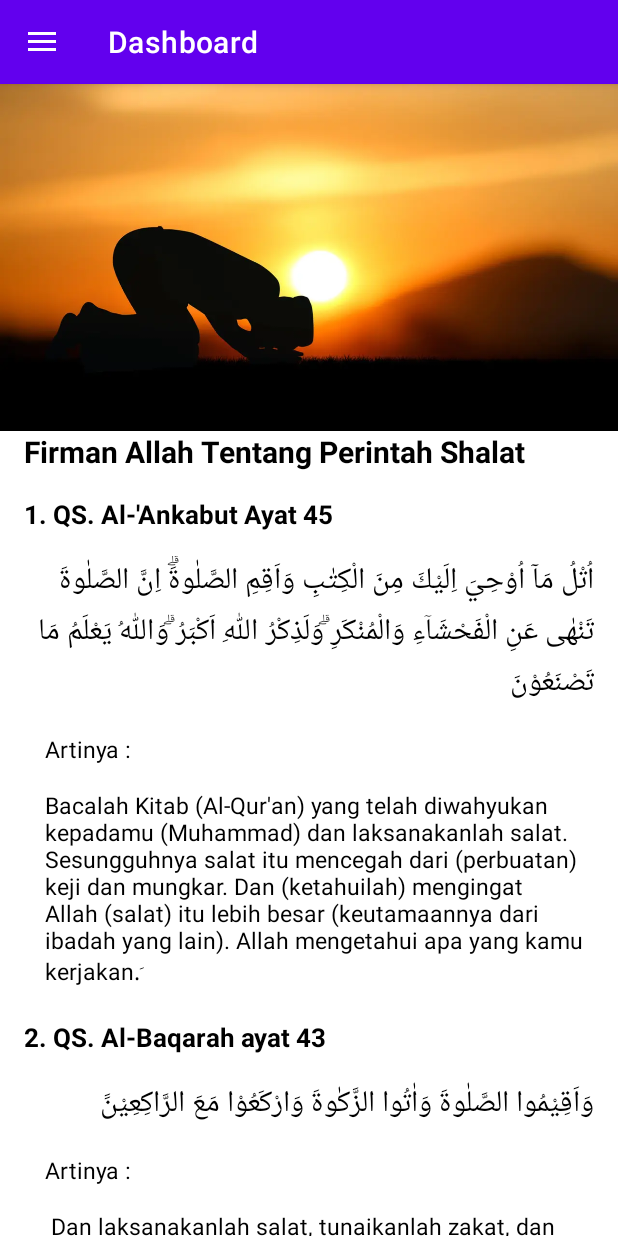
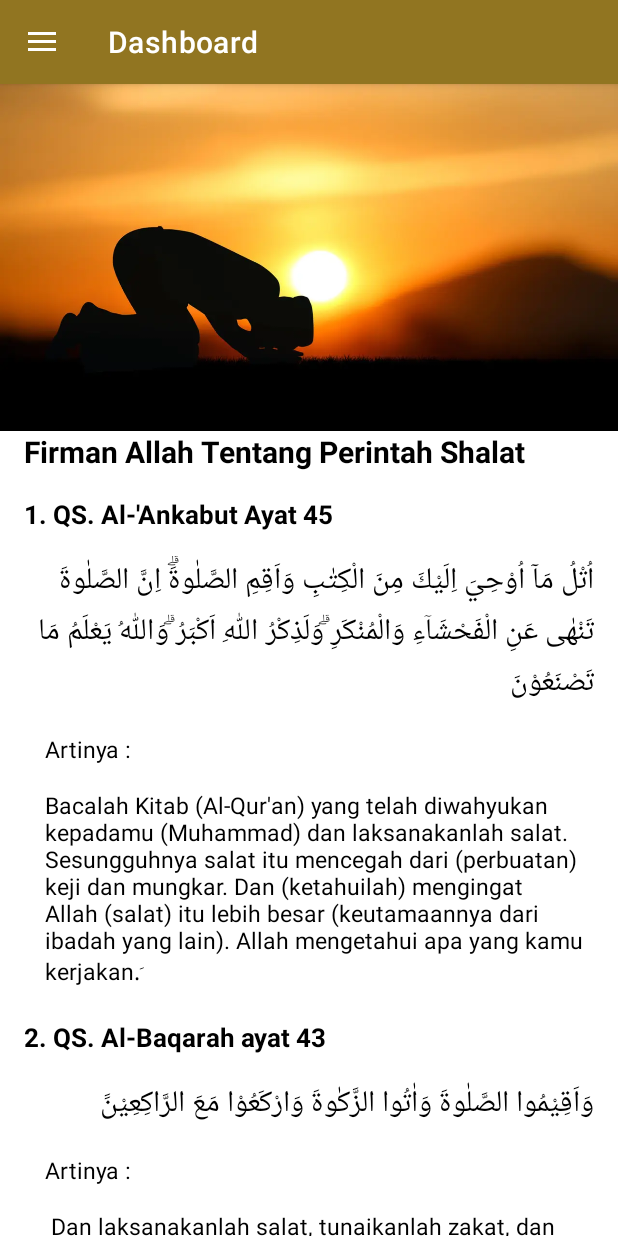
Before and after one commit to della1917051056/Kelompok5-PrayerGuide, an Android app: the screen it shows after launch (MainActivity), on a phone screen of 412 x 824 dp. Run offline under Robolectric (Android 15) with nearby library versions, the phone set to English and light mode, and no system bars; our stand-ins replace CircleImageView, navigation-ui; pictures from the network do not load.

Commit message:
Update app_bar_main.xml

```diff
--- a/BacaanSholat/app/src/main/res/layout/app_bar_main.xml
+++ b/BacaanSholat/app/src/main/res/layout/app_bar_main.xml
@@ -16,7 +16,7 @@ tools:context="com.example.mynavigationdrawer.MainActivity">
         android:id="@+id/toolbar"
         android:layout_width="match_parent"
         android:layout_height="?attr/actionBarSize"
-        android:background="?attr/colorPrimary"
+        android:background="#917521"
         app:popupTheme="@style/Theme.MyNavigationDrawer.PopupOverlay" />
 
 </com.google.android.material.appbar.AppBarLayout>
```
